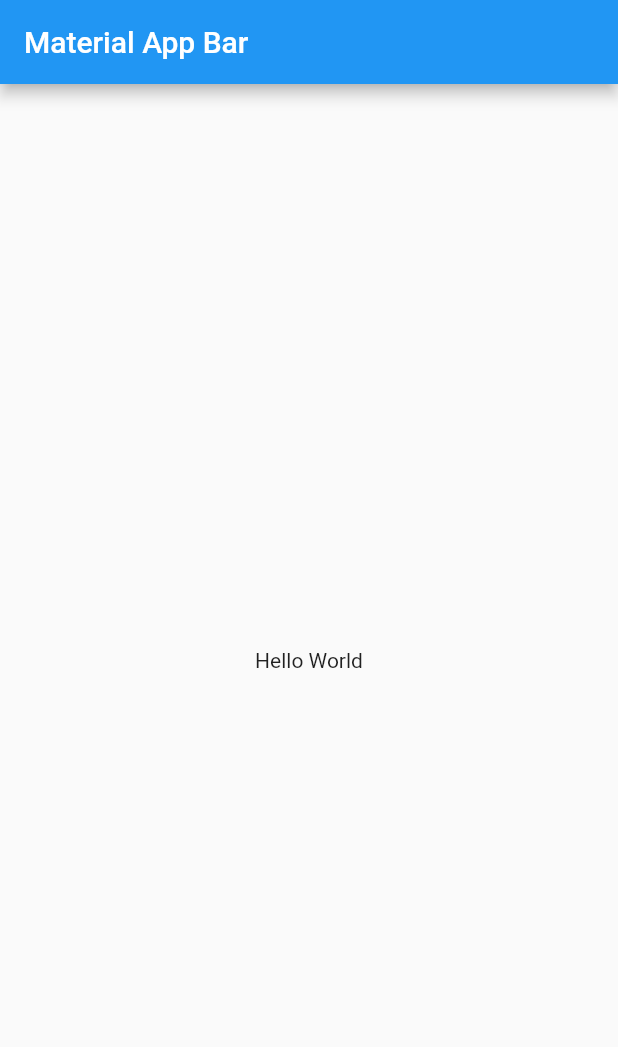
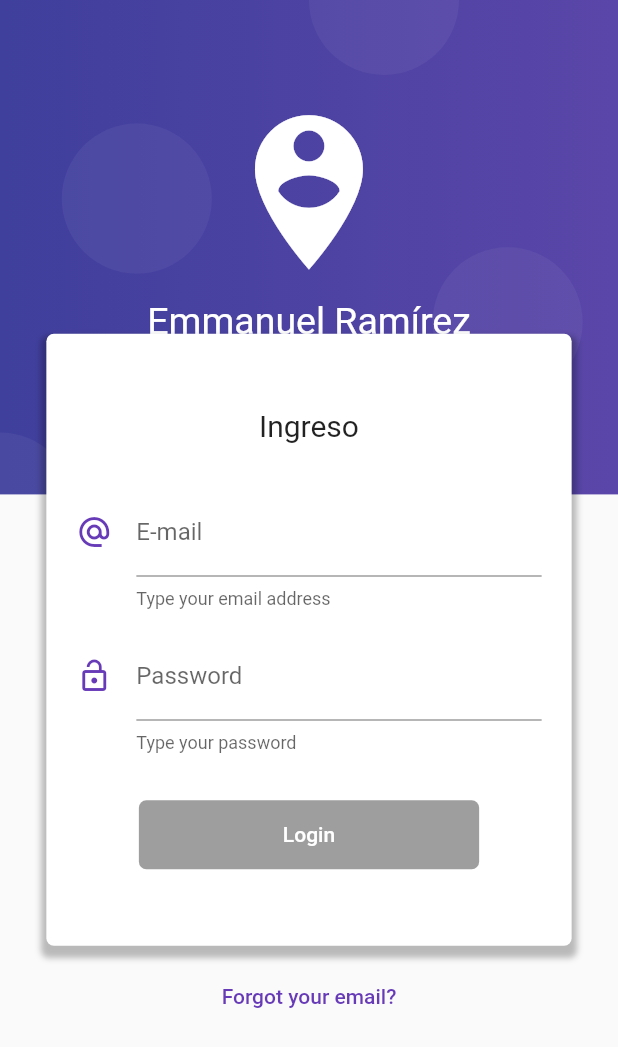
Before and after one commit to JergCode/Product-Store-App, a Flutter app: the screen it shows after launch, on a phone screen of 412 x 824 dp. Shown: the top 1047 px of the screen. Run offline on Flutter 3.47's test engine with Material 2 defaults, Android fonts, the phone set to English and light mode, and no system bars; our stand-ins replace rxdart.

Commit message:
Se termina Login, se implementa bloc para manejo de la información y se crean los streamValidators

```diff
--- a/lib/main.dart
+++ b/lib/main.dart
@@ -1,21 +1,19 @@
 import 'package:flutter/material.dart';
+import 'package:product_store_app/src/blocs/provider.dart';
+import 'package:product_store_app/src/routes/routes.dart';
 
 void main() => runApp(MyApp());
 
 class MyApp extends StatelessWidget {
   @override
   Widget build(BuildContext context) {
-    return MaterialApp(
-      title: 'Material App',
-      home: Scaffold(
-        appBar: AppBar(
-          title: Text('Material App Bar'),
-        ),
-        body: Center(
-          child: Container(
-            child: Text('Hello World'),
-          ),
-        ),
+    return Provider(
+      child: MaterialApp(
+        debugShowCheckedModeBanner: false,
+        title: 'Material App',
+        initialRoute: LoginPage.routeName,
+        routes: navigationRoutes,
+        theme: ThemeData(primaryColor: Colors.deepPurple),
       ),
     );
   }
--- /dev/null
+++ b/lib/src/blocs/login_bloc.dart
@@ -0,0 +1,32 @@
+import 'dart:async';
+
+import 'package:product_store_app/src/blocs/validators.dart';
+import 'package:rxdart/rxdart.dart';
+
+class LoginBloc with Validators {
+  final _emailController = BehaviorSubject<String>();
+  final _passwordController = BehaviorSubject<String>();
+
+  // Recover stream data
+  Stream<String> get emailStream => _emailController.stream.transform(emailValidation);
+  Stream<String> get passwordStream => _passwordController.stream.transform(passwordValidation);
+
+  Stream<bool> get formValidStream => CombineLatestStream.combine2(emailStream, passwordStream, (e, p) => true);
+
+  // GETTERS & SETTERS
+  Function(String) get changeEmail => _emailController.sink.add;
+  Function(String) get changePassword => _passwordController.sink.add;
+
+  String get emailValue {
+    return _emailController.value;
+  }
+
+  String get passwordValue {
+    return _passwordController.value;
+  }
+
+  dispose() {
+    _emailController?.close();
+    _passwordController?.close();
+  }
+}
--- /dev/null
+++ b/lib/src/blocs/provider.dart
@@ -0,0 +1,22 @@
+import 'package:flutter/cupertino.dart';
+import 'package:product_store_app/src/blocs/login_bloc.dart';
+export 'package:product_store_app/src/blocs/login_bloc.dart';
+
+class Provider extends InheritedWidget {
+  final loginBloc = LoginBloc();
+
+  static Provider _singleton;
+
+  factory Provider({Key key, Widget child}) =>
+      _singleton == null ? _singleton = Provider._internal(key: key, child: child) : _singleton;
+  // Provider({Key key, @required Widget child}) : super(key: key, child: child);
+
+  Provider._internal({Key key, @required Widget child}) : super(key: key, child: child);
+
+  @override
+  bool updateShouldNotify(InheritedWidget oldWidget) => true;
+
+  static LoginBloc of(BuildContext context) {
+    return context.dependOnInheritedWidgetOfExactType<Provider>().loginBloc;
+  }
+}
--- /dev/null
+++ b/lib/src/blocs/validators.dart
@@ -0,0 +1,22 @@
+import 'dart:async';
+
+import 'dart:math';
+
+class Validators {
+  final passwordValidation = StreamTransformer<String, String>.fromHandlers(handleData: (password, sink) {
+    if (password.length >= 6)
+      sink.add(password);
+    else
+      sink.addError('Password must have at least 6 chars');
+  });
+
+  final emailValidation = StreamTransformer<String, String>.fromHandlers(handleData: (email, sink) {
+    Pattern pattern =
+        r'^(([^<>()[\]\\.,;:\s@\"]+(\.[^<>()[\]\\.,;:\s@\"]+)*)|(\".+\"))@((\[[0-9]{1,3}\.[0-9]{1,3}\.[0-9]{1,3}\.[0-9]{1,3}\])|(([a-zA-Z\-0-9]+\.)+[a-zA-Z]{2,}))$';
+    RegExp regExp = RegExp(pattern);
+    if (regExp.hasMatch(email))
+      sink.add(email);
+    else
+      sink.addError('Not a valid E-mail');
+  });
+}
--- /dev/null
+++ b/lib/src/pages/home_page.dart
@@ -0,0 +1,26 @@
+import 'package:flutter/material.dart';
+import 'package:product_store_app/src/blocs/provider.dart';
+
+class HomePage extends StatelessWidget {
+  static const routeName = '/home';
+  @override
+  Widget build(BuildContext context) {
+    final bloc = Provider.of(context);
+    return Scaffold(
+      appBar: AppBar(
+        title: Text('Home Page'),
+      ),
+      body: Column(
+        mainAxisAlignment: MainAxisAlignment.center,
+        children: <Widget>[
+          Text('User: ${bloc.emailValue}'),
+          SizedBox(
+            width: double.infinity,
+            height: 20,
+          ),
+          Text('Password: ${bloc.passwordValue}'),
+        ],
+      ),
+    );
+  }
+}
--- /dev/null
+++ b/lib/src/pages/login_page.dart
@@ -0,0 +1,196 @@
+import 'package:flutter/material.dart';
+import 'package:product_store_app/src/blocs/provider.dart';
+import 'package:product_store_app/src/pages/home_page.dart';
+
+class LoginPage extends StatelessWidget {
+  static const routeName = '/login';
+  @override
+  Widget build(BuildContext context) {
+    return Scaffold(
+        body: Stack(
+      children: <Widget>[_buildBackground(context), _loginForm(context)],
+    ));
+  }
+
+  Widget _buildBackground(BuildContext ctx) {
+    final size = MediaQuery.of(ctx).size;
+    final purpuleBg = Container(
+      width: double.infinity,
+      height: size.height * 0.4,
+      decoration: BoxDecoration(
+        gradient: LinearGradient(colors: [
+          Color.fromRGBO(63, 63, 156, 1.0),
+          Color.fromRGBO(90, 70, 168, 1.0),
+        ]),
+      ),
+    );
+
+    final circle = Container(
+      width: 100.0,
+      height: 100.0,
+      decoration: BoxDecoration(borderRadius: BorderRadius.circular(100), color: Color.fromRGBO(255, 255, 255, 0.05)),
+    );
+
+    return Stack(
+      children: <Widget>[
+        purpuleBg,
+        Positioned(child: circle, top: -50, left: size.width * 0.5),
+        Positioned(child: circle, top: size.height * 0.1, left: size.width * 0.1),
+        Positioned(child: circle, top: size.height * 0.2, left: size.width * 0.7),
+        Positioned(child: circle, top: size.height * 0.35, left: -50),
+        Container(
+          width: double.infinity,
+          padding: EdgeInsets.only(top: size.height * 0.08),
+          child: Column(
+            children: <Widget>[
+              Icon(
+                Icons.person_pin_circle,
+                color: Colors.white,
+                size: size.height * 0.15,
+              ),
+              SizedBox(height: 10),
+              Text(
+                'Emmanuel Ramírez',
+                style: TextStyle(color: Colors.white, fontSize: 25),
+              ),
+            ],
+          ),
+        )
+      ],
+    );
+  }
+
+  Widget _loginForm(BuildContext context) {
+    final bloc = Provider.of(context);
+    final size = MediaQuery.of(context).size;
+    return SingleChildScrollView(
+      child: Column(
+        children: <Widget>[
+          SafeArea(
+            child: Container(
+              height: size.height * 0.27,
+              decoration: BoxDecoration(),
+            ),
+          ),
+          Container(
+            margin: const EdgeInsets.only(bottom: 10),
+            width: size.width * 0.85,
+            padding: const EdgeInsets.symmetric(vertical: 50.0),
+            decoration: BoxDecoration(
+              color: Colors.white,
+              borderRadius: BorderRadius.circular(5.0),
+              boxShadow: [
+                BoxShadow(
+                  blurRadius: 3.0,
+                  color: Colors.black26,
+                  offset: Offset(0.0, 5.0),
+                  spreadRadius: 3.0,
+                )
+              ],
+            ),
+            child: Column(
+              children: <Widget>[
+                Text(
+                  'Ingreso',
+                  style: TextStyle(fontSize: 20),
+                ),
+                SizedBox(height: 30.0),
+                _buildEmail(bloc),
+                SizedBox(height: 15.0),
+                _buildpassword(bloc),
+                SizedBox(height: 30.0),
+                _buildButton(bloc),
+              ],
+            ),
+          ),
+          _buildRecoverPassword(),
+          SizedBox(height: size.height * 0.05)
+        ],
+      ),
+    );
+  }
+
+  Widget _buildEmail(LoginBloc bloc) {
+    return StreamBuilder(
+      stream: bloc.emailStream,
+      builder: (context, AsyncSnapshot<String> snapshot) {
+        return Container(
+          padding: const EdgeInsets.symmetric(horizontal: 20.0),
+          child: TextField(
+            keyboardType: TextInputType.emailAddress,
+            onChanged: bloc.changeEmail,
+            decoration: InputDecoration(
+              icon: Icon(
+                Icons.alternate_email,
+                color: Colors.deepPurple,
+              ),
+              hintText: 'example@email.com',
+              labelText: 'E-mail',
+              helperText: 'Type your email address',
+              errorText: snapshot.error,
+            ),
+          ),
+        );
+      },
+    );
+  }
+
+  Widget _buildpassword(LoginBloc bloc) {
+    return StreamBuilder(
+      stream: bloc.passwordStream,
+      builder: (context, snapshot) {
+        return Container(
+          padding: const EdgeInsets.symmetric(horizontal: 20.0),
+          child: TextField(
+            onChanged: bloc.changePassword,
+            obscureText: true,
+            decoration: InputDecoration(
+              icon: Icon(
+                Icons.lock_open,
+                color: Colors.deepPurple,
+              ),
+              labelText: 'Password',
+              helperText: 'Type your password',
+              errorText: snapshot.error,
+            ),
+          ),
+        );
+      },
+    );
+  }
+
+  Widget _buildButton(LoginBloc bloc) {
+    return StreamBuilder(
+      stream: bloc.formValidStream,
+      builder: (context, snapshot) {
+        return RaisedButton(
+          elevation: 0.0,
+          color: Colors.deepPurple,
+          textColor: Colors.white,
+          child: Container(
+            padding: const EdgeInsets.symmetric(horizontal: 80.0, vertical: 15.0),
+            child: Text('Login'),
+          ),
+          onPressed: snapshot.hasData ? () => _login(bloc, context) : null,
+          shape: RoundedRectangleBorder(borderRadius: BorderRadius.circular(5.0)),
+        );
+      },
+    );
+  }
+
+  _login(LoginBloc bloc, BuildContext context) {
+    print(bloc.emailValue);
+    print(bloc.passwordValue);
+    Navigator.pushReplacementNamed(context, HomePage.routeName);
+  }
+
+  Widget _buildRecoverPassword() {
+    return FlatButton(
+      child: Text(
+        'Forgot your email?',
+        style: TextStyle(color: Colors.deepPurple),
+      ),
+      onPressed: () {},
+    );
+  }
+}
--- /dev/null
+++ b/lib/src/routes/routes.dart
@@ -0,0 +1,8 @@
+import 'package:product_store_app/src/pages/home_page.dart';
+import 'package:product_store_app/src/pages/login_page.dart';
+export 'package:product_store_app/src/pages/login_page.dart';
+
+final navigationRoutes = {
+  LoginPage.routeName: (_) => LoginPage(),
+  HomePage.routeName: (_) => HomePage(),
+};
```
Also changed, not shown: pubspec.yaml (+2 -7 lines), pubspec.lock.
